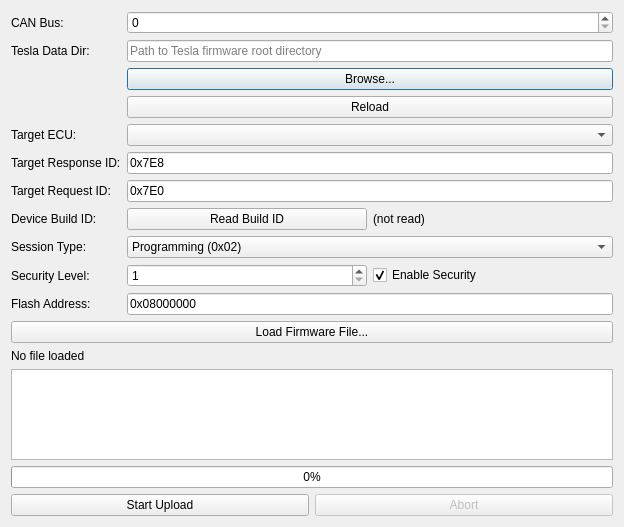
Old version of the form ui/udsfirmwareuploaderwindow.ui in the repository fasttube/SavvyCAN.
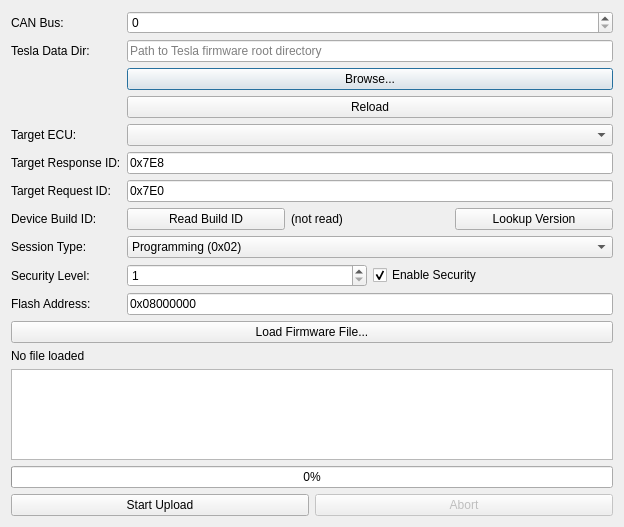
New version of the form.

Commit message: Add reading of the version map from firmware that shows which files to flash onto a given controller given its buildid.

```diff
--- a/ui/udsfirmwareuploaderwindow.ui
+++ b/ui/udsfirmwareuploaderwindow.ui
@@ -119,6 +119,13 @@
          </property>
         </widget>
        </item>
+       <item>
+        <widget class="QPushButton" name="btnLookupVersion">
+         <property name="text">
+          <string>Lookup Version</string>
+         </property>
+        </widget>
+       </item>
       </layout>
      </item>
      <item row="8" column="0">
```
The commit also changes 2 other files.
